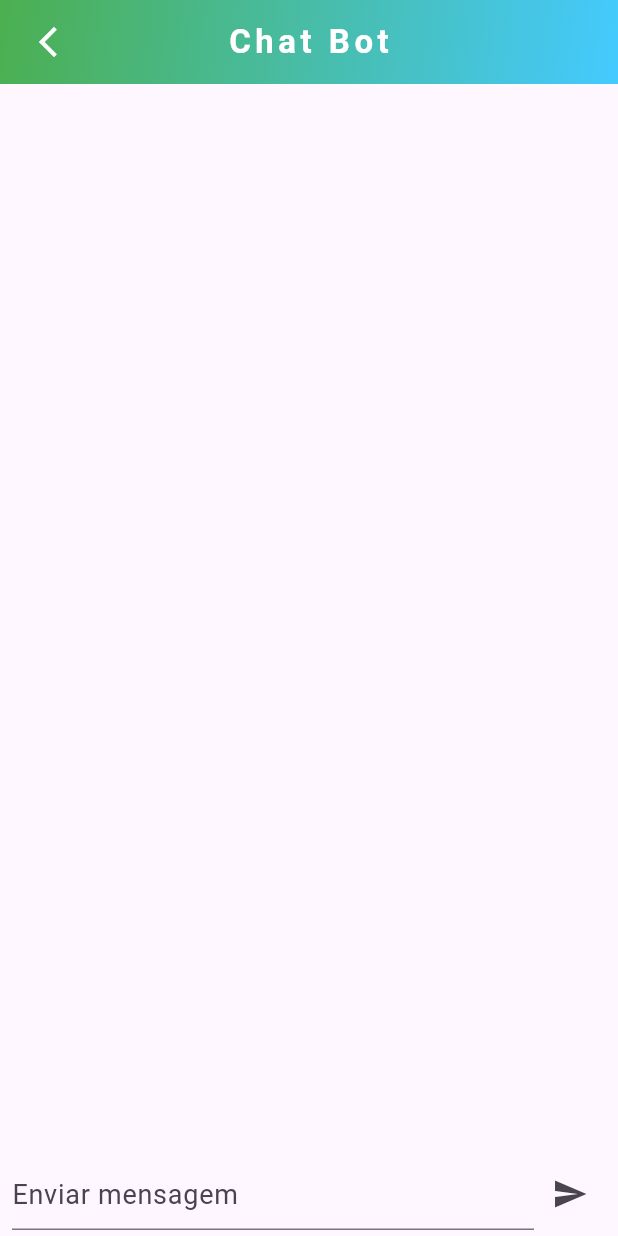
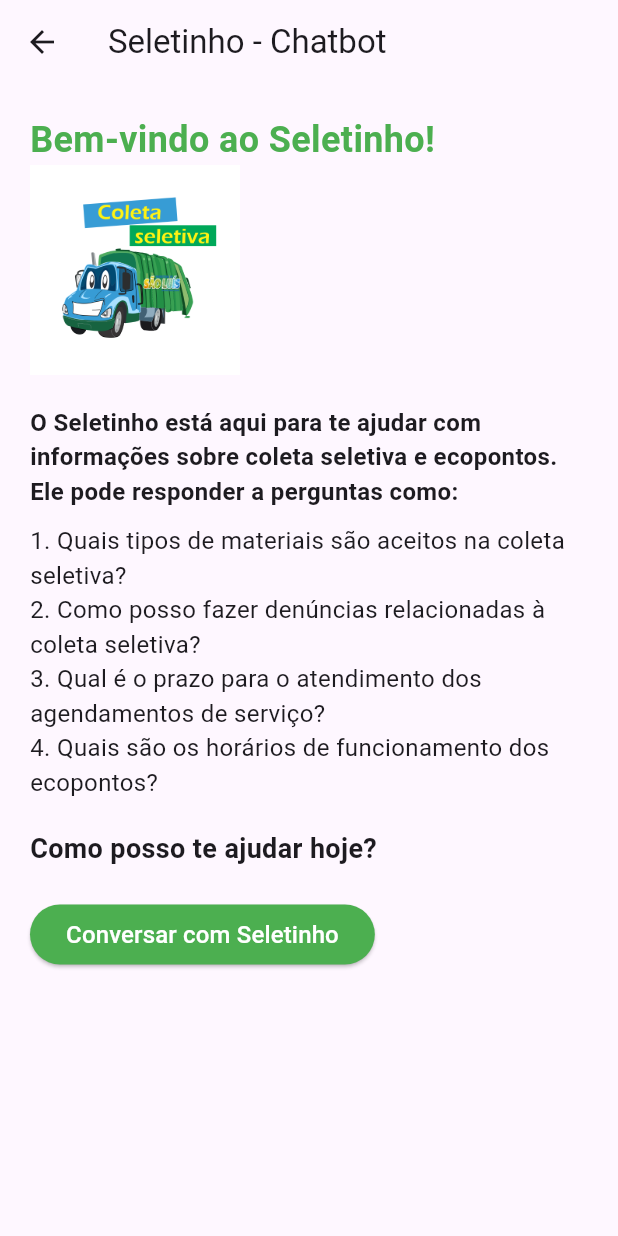
Before and after one commit to kauanr0d/coletaSeletiva-ES-main2, a Flutter app: the Menu screen opened directly with empty values, after a tap on "CHAT DÚVIDAS", on a phone screen of 412 x 824 dp. Run offline on Flutter 3.47's test engine with Material 3 defaults, Android fonts, the phone set to English and light mode, and no system bars; our stand-ins replace image_picker, mask_text_input_formatter, sqflite, sqflite_common_ffi; accounts and stored records are empty.

Commit message:
Kateriny: Ajustes visuais

```diff
--- /dev/null
+++ b/lib/Telas/ChatBot/InfoChatBot.dart
@@ -0,0 +1,82 @@
+import 'package:projeto_coleta_seletiva/Telas/ChatBot/ChatBot.dart';
+import 'package:flutter/material.dart';
+
+class InfoChatBot extends StatelessWidget {
+  @override
+  Widget build(BuildContext context) {
+    return Scaffold(
+      appBar: AppBar(
+        title: Text('Seletinho - Chatbot'),
+      ),
+      body: Padding(
+        padding: EdgeInsets.all(20),
+        child: Column(
+          crossAxisAlignment: CrossAxisAlignment.start,
+          children: [
+            Text(
+              'Bem-vindo ao Seletinho!',
+              style: TextStyle(
+                fontSize: 24,
+                fontWeight: FontWeight.bold,
+                color: Colors.green,
+              ),
+            ),
+            SizedBox(
+              width: 140,
+              height: 140,
+              child: Container(
+                alignment: Alignment.center,
+                child: Image.asset("assets/seletinhoHomePage.png"),
+              ),
+            ),
+            SizedBox(height: 20),
+            Text(
+              'O Seletinho está aqui para te ajudar com informações sobre coleta seletiva e ecopontos. Ele pode responder a perguntas como:',
+              style: TextStyle(fontSize: 16, fontWeight: FontWeight.bold),
+            ),
+            SizedBox(height: 10),
+            Text(
+              '1. Quais tipos de materiais são aceitos na coleta seletiva?',
+              style: TextStyle(fontSize: 16),
+            ),
+            Text(
+              '2. Como posso fazer denúncias relacionadas à coleta seletiva?',
+              style: TextStyle(fontSize: 16),
+            ),
+            Text(
+              '3. Qual é o prazo para o atendimento dos agendamentos de serviço?',
+              style: TextStyle(fontSize: 16),
+            ),
+            Text(
+              '4. Quais são os horários de funcionamento dos ecopontos?',
+              style: TextStyle(fontSize: 16),
+            ),
+            SizedBox(height: 20),
+            Text(
+              'Como posso te ajudar hoje?',
+              style: TextStyle(fontSize: 18, fontWeight: FontWeight.bold),
+            ),
+            SizedBox(height: 20),
+            // Botão para iniciar a conversa com o chatbot
+            ElevatedButton(
+              onPressed: () {
+                Navigator.push(
+                  context,
+                  MaterialPageRoute(builder: (context) => ChatBot()),
+                );
+              },
+              style: ElevatedButton.styleFrom(primary: Colors.green),
+              child: Text(
+                'Conversar com Seletinho',
+                style: TextStyle(
+                  color: Colors.white,
+                  fontSize: 16,
+                ),
+              ),
+            ),
+          ],
+        ),
+      ),
+    );
+  }
+}
--- a/lib/Telas/Menu.dart
+++ b/lib/Telas/Menu.dart
@@ -1,11 +1,11 @@
 import 'package:flutter/material.dart';
 import 'package:projeto_coleta_seletiva/Telas/Agendamento/TelaAgendamento.dart';
+import 'package:projeto_coleta_seletiva/Telas/ChatBot/infoChatBot.dart';
 import 'package:projeto_coleta_seletiva/Telas/Denuncia/TelaDenuncia.dart';
 import 'package:projeto_coleta_seletiva/Models/Usuario.dart';
 import 'package:projeto_coleta_seletiva/Telas/Login.dart';
 import 'package:projeto_coleta_seletiva/Telas/Meu%20Perfil/Perfil.dart';
 import 'package:projeto_coleta_seletiva/Telas/Solicitacoes/VisualizarSolicitacoes.dart';
-import 'package:projeto_coleta_seletiva/Telas/ChatBot/ChatBot.dart';
 
 class Menu extends StatefulWidget {
   final Usuario usuario;
@@ -106,7 +106,7 @@ class _MenuState extends State<Menu> {
                     Navigator.push(
                       context,
                       MaterialPageRoute(
-                        builder: (context) => ChatBot(),
+                        builder: (context) => InfoChatBot(),
                       ),
                     );
                   },
```
Also changed, not shown: lib/Telas/Home.dart (+7 -1 lines), lib/Telas/Login.dart (+13 -3 lines).
